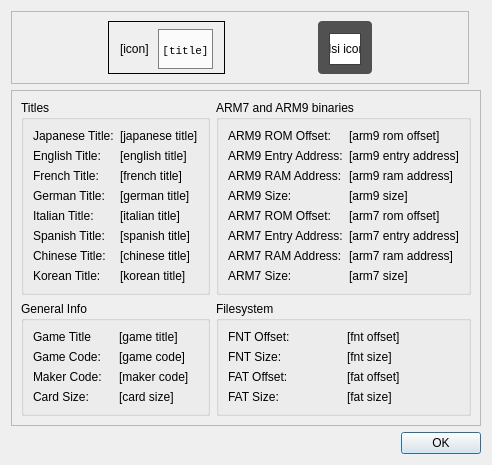
This is src/frontend/qt_sdl/RomInfoDialog.ui in melonDS-emu/melonDS as Qt 5 draws it before an edit. The edited form follows.
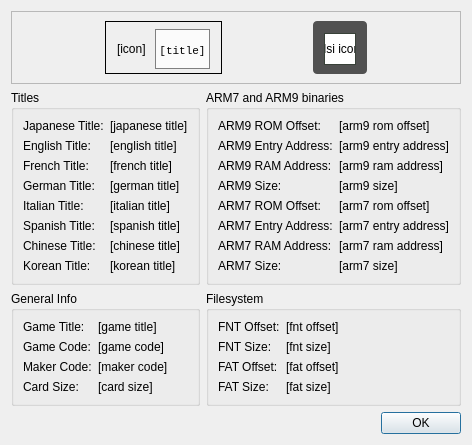
This is the edited form.

```diff
--- a/src/frontend/qt_sdl/RomInfoDialog.ui
+++ b/src/frontend/qt_sdl/RomInfoDialog.ui
@@ -6,8 +6,8 @@
    <rect>
     <x>0</x>
     <y>0</y>
-    <width>447</width>
-    <height>425</height>
+    <width>433</width>
+    <height>405</height>
    </rect>
   </property>
   <property name="sizePolicy">
@@ -20,219 +20,12 @@
    <string>Rom Info - melonDS</string>
   </property>
   <layout class="QGridLayout" name="gridLayout">
-   <item row="3" column="0" colspan="3">
-    <widget class="QDialogButtonBox" name="buttonBox">
-     <property name="orientation">
-      <enum>Qt::Horizontal</enum>
-     </property>
-     <property name="standardButtons">
-      <set>QDialogButtonBox::Ok</set>
-     </property>
-    </widget>
-   </item>
-   <item row="2" column="0" colspan="3">
-    <widget class="QFrame" name="frame">
-     <property name="sizePolicy">
-      <sizepolicy hsizetype="MinimumExpanding" vsizetype="MinimumExpanding">
-       <horstretch>0</horstretch>
-       <verstretch>0</verstretch>
-      </sizepolicy>
-     </property>
-     <property name="frameShape">
-      <enum>QFrame::StyledPanel</enum>
-     </property>
-     <property name="frameShadow">
-      <enum>QFrame::Raised</enum>
-     </property>
-     <layout class="QGridLayout" name="gridLayout_7">
-      <item row="2" column="0">
-       <widget class="QGroupBox" name="generalInfo">
-        <property name="sizePolicy">
-         <sizepolicy hsizetype="MinimumExpanding" vsizetype="MinimumExpanding">
-          <horstretch>0</horstretch>
-          <verstretch>0</verstretch>
-         </sizepolicy>
-        </property>
-        <property name="title">
-         <string>General Info</string>
-        </property>
-        <layout class="QGridLayout" name="gridLayout_6">
-         <item row="4" column="0">
-          <widget class="QLabel" name="label_10">
-           <property name="font">
-            <font>
-             <underline>false</underline>
-            </font>
-           </property>
-           <property name="text">
-            <string>Card Size:</string>
-           </property>
-          </widget>
-         </item>
-         <item row="0" column="1">
-          <widget class="QLabel" name="gameTitle">
-           <property name="text">
-            <string>[game title]</string>
-           </property>
-          </widget>
-         </item>
-         <item row="0" column="0">
-          <widget class="QLabel" name="label">
-           <property name="font">
-            <font>
-             <underline>false</underline>
-            </font>
-           </property>
-           <property name="text">
-            <string>Game Title</string>
-           </property>
-          </widget>
-         </item>
-         <item row="2" column="1">
-          <widget class="QLabel" name="gameCode">
-           <property name="text">
-            <string>[game code]</string>
-           </property>
-          </widget>
-         </item>
-         <item row="2" column="0">
-          <widget class="QLabel" name="label_8">
-           <property name="font">
-            <font>
-             <underline>false</underline>
-            </font>
-           </property>
-           <property name="text">
-            <string>Game Code:</string>
-           </property>
-          </widget>
-         </item>
-         <item row="3" column="0">
-          <widget class="QLabel" name="label_9">
-           <property name="font">
-            <font>
-             <underline>false</underline>
-            </font>
-           </property>
-           <property name="text">
-            <string>Maker Code:</string>
-           </property>
-          </widget>
-         </item>
-         <item row="3" column="1">
-          <widget class="QLabel" name="makerCode">
-           <property name="text">
-            <string>[maker code]</string>
-           </property>
-          </widget>
-         </item>
-         <item row="4" column="1">
-          <widget class="QLabel" name="cardSize">
-           <property name="text">
-            <string>[card size]</string>
-           </property>
-          </widget>
-         </item>
-        </layout>
-       </widget>
-      </item>
-      <item row="2" column="1">
-       <widget class="QGroupBox" name="filesystem">
-        <property name="sizePolicy">
-         <sizepolicy hsizetype="MinimumExpanding" vsizetype="MinimumExpanding">
-          <horstretch>0</horstretch>
-          <verstretch>0</verstretch>
-         </sizepolicy>
-        </property>
-        <property name="title">
-         <string>Filesystem</string>
-        </property>
-        <layout class="QGridLayout" name="gridLayout_8">
-         <item row="1" column="0">
-          <widget class="QLabel" name="label_20">
-           <property name="font">
-            <font>
-             <underline>false</underline>
-            </font>
-           </property>
-           <property name="text">
-            <string>FNT Size:</string>
-           </property>
-          </widget>
-         </item>
-         <item row="3" column="0">
-          <widget class="QLabel" name="label_22">
-           <property name="font">
-            <font>
-             <underline>false</underline>
-            </font>
-           </property>
-           <property name="text">
-            <string>FAT Size:</string>
-           </property>
-          </widget>
-         </item>
-         <item row="2" column="0">
-          <widget class="QLabel" name="label_21">
-           <property name="font">
-            <font>
-             <underline>false</underline>
-            </font>
-           </property>
-           <property name="text">
-            <string>FAT Offset:</string>
-           </property>
-          </widget>
-         </item>
-         <item row="0" column="0">
-          <widget class="QLabel" name="label_19">
-           <property name="font">
-            <font>
-             <underline>false</underline>
-            </font>
-           </property>
-           <property name="text">
-            <string>FNT Offset:</string>
-           </property>
-          </widget>
-         </item>
-         <item row="0" column="1">
-          <widget class="QLabel" name="fntOffset">
-           <property name="text">
-            <string>[fnt offset]</string>
-           </property>
-          </widget>
-         </item>
-         <item row="1" column="1">
-          <widget class="QLabel" name="fntSize">
-           <property name="text">
-            <string>[fnt size]</string>
-           </property>
-          </widget>
-         </item>
-         <item row="2" column="1">
-          <widget class="QLabel" name="fatOffset">
-           <property name="text">
-            <string>[fat offset]</string>
-           </property>
-          </widget>
-         </item>
-         <item row="3" column="1">
-          <widget class="QLabel" name="fatSize">
-           <property name="text">
-            <string>[fat size]</string>
-           </property>
-          </widget>
-         </item>
-        </layout>
-       </widget>
-      </item>
       <item row="1" column="1">
        <widget class="QGroupBox" name="arm9AndArm7Binaries">
         <property name="title">
          <string>ARM7 and ARM9 binaries</string>
         </property>
-        <layout class="QGridLayout" name="gridLayout_5">
+     <layout class="QFormLayout" name="formLayout_2">
          <item row="0" column="0">
           <widget class="QLabel" name="label_11">
            <property name="font">
@@ -388,8 +181,18 @@
         </layout>
        </widget>
       </item>
-      <item row="1" column="0">
-       <widget class="QGroupBox" name="titles">
+   <item row="3" column="0" colspan="2">
+    <widget class="QDialogButtonBox" name="buttonBox">
+     <property name="orientation">
+      <enum>Qt::Horizontal</enum>
+     </property>
+     <property name="standardButtons">
+      <set>QDialogButtonBox::Ok</set>
+     </property>
+    </widget>
+   </item>
+   <item row="2" column="0">
+    <widget class="QGroupBox" name="generalInfo">
         <property name="sizePolicy">
          <sizepolicy hsizetype="MinimumExpanding" vsizetype="MinimumExpanding">
           <horstretch>0</horstretch>
@@ -397,168 +200,180 @@
          </sizepolicy>
         </property>
         <property name="title">
-         <string>Titles</string>
-        </property>
-        <layout class="QGridLayout" name="gridLayout_3">
-         <item row="5" column="0">
-          <widget class="QLabel" name="label_4">
+      <string>General Info</string>
+     </property>
+     <layout class="QFormLayout" name="formLayout_3">
+      <item row="0" column="0">
+       <widget class="QLabel" name="label">
            <property name="font">
             <font>
              <underline>false</underline>
             </font>
            </property>
            <property name="text">
-            <string>French Title:</string>
+         <string>Game Title:</string>
            </property>
           </widget>
          </item>
-         <item row="11" column="0">
-          <widget class="QLabel" name="label_7">
-           <property name="font">
-            <font>
-             <underline>false</underline>
-            </font>
-           </property>
+      <item row="0" column="1">
+       <widget class="QLabel" name="gameTitle">
            <property name="text">
-            <string>Spanish Title:</string>
+         <string>[game title]</string>
            </property>
           </widget>
          </item>
-         <item row="0" column="0">
-          <widget class="QLabel" name="label_2">
+      <item row="1" column="0">
+       <widget class="QLabel" name="label_8">
            <property name="font">
             <font>
              <underline>false</underline>
             </font>
            </property>
            <property name="text">
-            <string>Japanese Title:</string>
+         <string>Game Code:</string>
            </property>
           </widget>
          </item>
-         <item row="7" column="0">
-          <widget class="QLabel" name="label_5">
-           <property name="font">
-            <font>
-             <underline>false</underline>
-            </font>
-           </property>
+      <item row="1" column="1">
+       <widget class="QLabel" name="gameCode">
            <property name="text">
-            <string>German Title:</string>
+         <string>[game code]</string>
            </property>
           </widget>
          </item>
-         <item row="9" column="0">
-          <widget class="QLabel" name="label_6">
+      <item row="2" column="0">
+       <widget class="QLabel" name="label_9">
            <property name="font">
             <font>
              <underline>false</underline>
             </font>
            </property>
            <property name="text">
-            <string>Italian Title:</string>
+         <string>Maker Code:</string>
            </property>
           </widget>
          </item>
+      <item row="2" column="1">
+       <widget class="QLabel" name="makerCode">
+        <property name="text">
+         <string>[maker code]</string>
+        </property>
+       </widget>
+      </item>
          <item row="3" column="0">
-          <widget class="QLabel" name="label_3">
+       <widget class="QLabel" name="label_10">
            <property name="font">
             <font>
              <underline>false</underline>
             </font>
            </property>
            <property name="text">
-            <string>English Title:</string>
+         <string>Card Size:</string>
            </property>
           </widget>
          </item>
-         <item row="13" column="0">
-          <widget class="QLabel" name="label_25">
-           <property name="font">
-            <font>
-             <underline>false</underline>
-            </font>
-           </property>
+      <item row="3" column="1">
+       <widget class="QLabel" name="cardSize">
            <property name="text">
-            <string>Chinese Title:</string>
+         <string>[card size]</string>
            </property>
           </widget>
          </item>
-         <item row="15" column="0">
-          <widget class="QLabel" name="label_23">
+     </layout>
+    </widget>
+   </item>
+   <item row="2" column="1">
+    <widget class="QGroupBox" name="filesystem">
+     <property name="sizePolicy">
+      <sizepolicy hsizetype="MinimumExpanding" vsizetype="MinimumExpanding">
+       <horstretch>0</horstretch>
+       <verstretch>0</verstretch>
+      </sizepolicy>
+     </property>
+     <property name="title">
+      <string>Filesystem</string>
+     </property>
+     <layout class="QFormLayout" name="formLayout_4">
+      <item row="0" column="0">
+       <widget class="QLabel" name="label_19">
            <property name="font">
             <font>
              <underline>false</underline>
             </font>
            </property>
            <property name="text">
-            <string>Korean Title:</string>
+         <string>FNT Offset:</string>
            </property>
           </widget>
          </item>
          <item row="0" column="1">
-          <widget class="QLabel" name="japaneseTitle">
+       <widget class="QLabel" name="fntOffset">
            <property name="text">
-            <string>[japanese title]</string>
+         <string>[fnt offset]</string>
            </property>
           </widget>
          </item>
-         <item row="3" column="1">
-          <widget class="QLabel" name="englishTitle">
-           <property name="text">
-            <string>[english title]</string>
-           </property>
-          </widget>
-         </item>
-         <item row="5" column="1">
-          <widget class="QLabel" name="frenchTitle">
+      <item row="1" column="0">
+       <widget class="QLabel" name="label_20">
+        <property name="font">
+         <font>
+          <underline>false</underline>
+         </font>
+        </property>
            <property name="text">
-            <string>[french title]</string>
+         <string>FNT Size:</string>
            </property>
           </widget>
          </item>
-         <item row="7" column="1">
-          <widget class="QLabel" name="germanTitle">
+      <item row="1" column="1">
+       <widget class="QLabel" name="fntSize">
            <property name="text">
-            <string>[german title]</string>
+         <string>[fnt size]</string>
            </property>
           </widget>
          </item>
-         <item row="9" column="1">
-          <widget class="QLabel" name="italianTitle">
+      <item row="2" column="0">
+       <widget class="QLabel" name="label_21">
+        <property name="font">
+         <font>
+          <underline>false</underline>
+         </font>
+        </property>
            <property name="text">
-            <string>[italian title]</string>
+         <string>FAT Offset:</string>
            </property>
           </widget>
          </item>
-         <item row="11" column="1">
-          <widget class="QLabel" name="spanishTitle">
+      <item row="2" column="1">
+       <widget class="QLabel" name="fatOffset">
            <property name="text">
-            <string>[spanish title]</string>
+         <string>[fat offset]</string>
            </property>
           </widget>
          </item>
-         <item row="13" column="1">
-          <widget class="QLabel" name="chineseTitle">
+      <item row="3" column="0">
+       <widget class="QLabel" name="label_22">
+        <property name="font">
+         <font>
+          <underline>false</underline>
+         </font>
+        </property>
            <property name="text">
-            <string>[chinese title]</string>
+         <string>FAT Size:</string>
            </property>
           </widget>
          </item>
-         <item row="15" column="1">
-          <widget class="QLabel" name="koreanTitle">
+      <item row="3" column="1">
+       <widget class="QLabel" name="fatSize">
            <property name="text">
-            <string>[korean title]</string>
+         <string>[fat size]</string>
            </property>
           </widget>
          </item>
         </layout>
        </widget>
       </item>
-     </layout>
-    </widget>
-   </item>
-   <item row="0" column="0">
+   <item row="0" column="0" colspan="2">
     <widget class="QFrame" name="frame_2">
      <property name="frameShape">
       <enum>QFrame::StyledPanel</enum>
@@ -806,6 +621,173 @@
      </layout>
     </widget>
    </item>
+   <item row="1" column="0">
+    <widget class="QGroupBox" name="titles">
+     <property name="sizePolicy">
+      <sizepolicy hsizetype="MinimumExpanding" vsizetype="MinimumExpanding">
+       <horstretch>0</horstretch>
+       <verstretch>0</verstretch>
+      </sizepolicy>
+     </property>
+     <property name="title">
+      <string>Titles</string>
+     </property>
+     <layout class="QFormLayout" name="formLayout">
+      <item row="0" column="0">
+       <widget class="QLabel" name="label_2">
+        <property name="font">
+         <font>
+          <underline>false</underline>
+         </font>
+        </property>
+        <property name="text">
+         <string>Japanese Title:</string>
+        </property>
+       </widget>
+      </item>
+      <item row="0" column="1">
+       <widget class="QLabel" name="japaneseTitle">
+        <property name="text">
+         <string>[japanese title]</string>
+        </property>
+       </widget>
+      </item>
+      <item row="1" column="0">
+       <widget class="QLabel" name="label_3">
+        <property name="font">
+         <font>
+          <underline>false</underline>
+         </font>
+        </property>
+        <property name="text">
+         <string>English Title:</string>
+        </property>
+       </widget>
+      </item>
+      <item row="1" column="1">
+       <widget class="QLabel" name="englishTitle">
+        <property name="text">
+         <string>[english title]</string>
+        </property>
+       </widget>
+      </item>
+      <item row="2" column="0">
+       <widget class="QLabel" name="label_4">
+        <property name="font">
+         <font>
+          <underline>false</underline>
+         </font>
+        </property>
+        <property name="text">
+         <string>French Title:</string>
+        </property>
+       </widget>
+      </item>
+      <item row="2" column="1">
+       <widget class="QLabel" name="frenchTitle">
+        <property name="text">
+         <string>[french title]</string>
+        </property>
+       </widget>
+      </item>
+      <item row="3" column="0">
+       <widget class="QLabel" name="label_5">
+        <property name="font">
+         <font>
+          <underline>false</underline>
+         </font>
+        </property>
+        <property name="text">
+         <string>German Title:</string>
+        </property>
+       </widget>
+      </item>
+      <item row="3" column="1">
+       <widget class="QLabel" name="germanTitle">
+        <property name="text">
+         <string>[german title]</string>
+        </property>
+       </widget>
+      </item>
+      <item row="4" column="0">
+       <widget class="QLabel" name="label_6">
+        <property name="font">
+         <font>
+          <underline>false</underline>
+         </font>
+        </property>
+        <property name="text">
+         <string>Italian Title:</string>
+        </property>
+       </widget>
+      </item>
+      <item row="4" column="1">
+       <widget class="QLabel" name="italianTitle">
+        <property name="text">
+         <string>[italian title]</string>
+        </property>
+       </widget>
+      </item>
+      <item row="5" column="0">
+       <widget class="QLabel" name="label_7">
+        <property name="font">
+         <font>
+          <underline>false</underline>
+         </font>
+        </property>
+        <property name="text">
+         <string>Spanish Title:</string>
+        </property>
+       </widget>
+      </item>
+      <item row="5" column="1">
+       <widget class="QLabel" name="spanishTitle">
+        <property name="text">
+         <string>[spanish title]</string>
+        </property>
+       </widget>
+      </item>
+      <item row="6" column="0">
+       <widget class="QLabel" name="label_25">
+        <property name="font">
+         <font>
+          <underline>false</underline>
+         </font>
+        </property>
+        <property name="text">
+         <string>Chinese Title:</string>
+        </property>
+       </widget>
+      </item>
+      <item row="6" column="1">
+       <widget class="QLabel" name="chineseTitle">
+        <property name="text">
+         <string>[chinese title]</string>
+        </property>
+       </widget>
+      </item>
+      <item row="7" column="0">
+       <widget class="QLabel" name="label_23">
+        <property name="font">
+         <font>
+          <underline>false</underline>
+         </font>
+        </property>
+        <property name="text">
+         <string>Korean Title:</string>
+        </property>
+       </widget>
+      </item>
+      <item row="7" column="1">
+       <widget class="QLabel" name="koreanTitle">
+        <property name="text">
+         <string>[korean title]</string>
+        </property>
+       </widget>
+      </item>
+     </layout>
+    </widget>
+   </item>
   </layout>
  </widget>
  <resources/>
```
Lines whose indentation alone changed are shown as unchanged.
